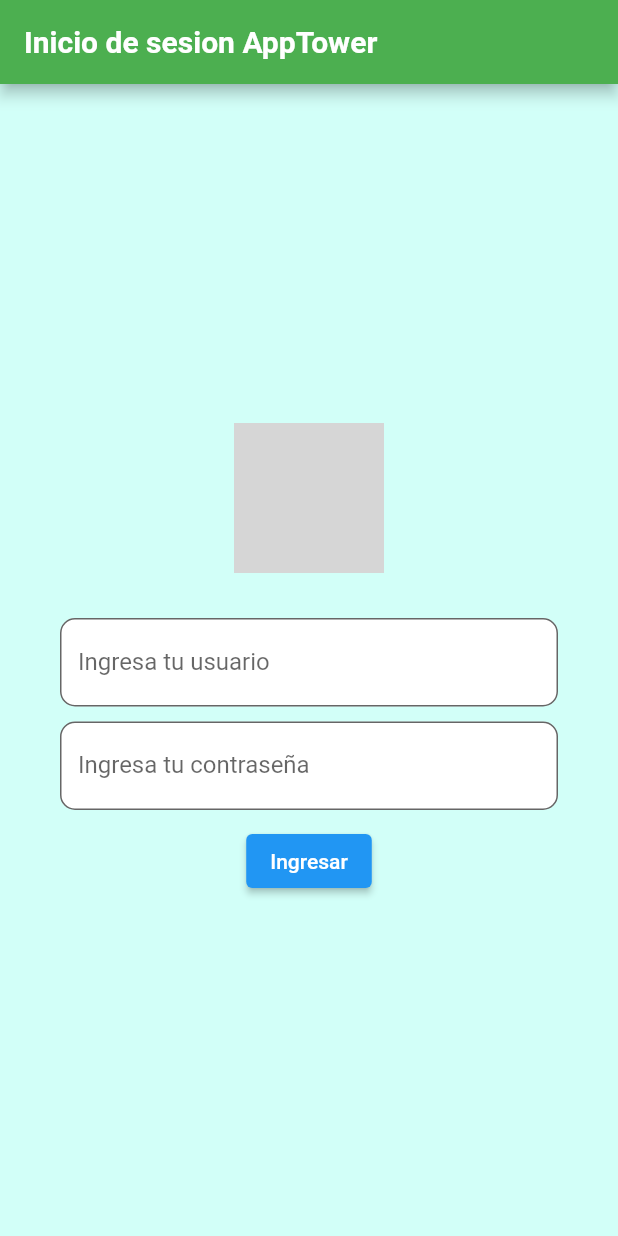
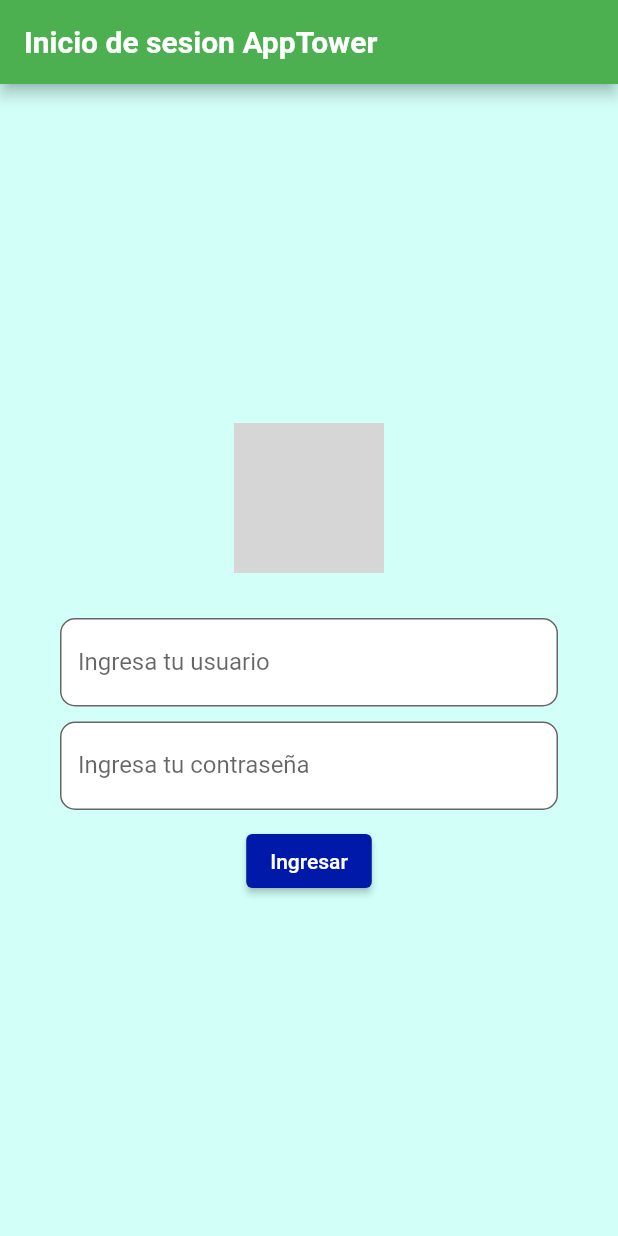
Before and after one commit to DAYORITO/consumoApiGETPOSTPUT, a Flutter app: the screen it shows after launch, on a phone screen of 412 x 824 dp. Run offline on Flutter 3.47's test engine with Material 2 defaults, Android fonts, the phone set to English and light mode, and no system bars; network calls fail; grey boxes are pictures that could not be loaded.

Commit message:
Se agrego el tema

```diff
--- a/taller_flutter2/lib/main.dart
+++ b/taller_flutter2/lib/main.dart
@@ -1,5 +1,6 @@
 import 'package:flutter/material.dart';
 import 'package:taller_flutter2/screens/login.dart';
+import 'package:taller_flutter2/themes/tema_principal.dart';
 
 void main() {
   runApp(const MainApp());
@@ -11,9 +12,10 @@ class MainApp extends StatelessWidget {
   @override
   Widget build(BuildContext context) {
 
-    return const MaterialApp(
+    return MaterialApp(
       debugShowCheckedModeBanner: false,
-      home: Scaffold(
+      theme: MyThema().lightTheme,
+      home: const Scaffold(
         body: Login()
       ),
     );
--- a/taller_flutter2/lib/screens/listar.dart
+++ b/taller_flutter2/lib/screens/listar.dart
@@ -47,7 +47,7 @@ class _UniversalApiState extends State<UniversalApi> {
             );
           } else {
             final List<Map<String, dynamic>> visitantes =
-                snapshot.data as List<Map<String, dynamic>>;
+            snapshot.data as List<Map<String, dynamic>>;
             return ConstruirListaDeCartas(visitantes: visitantes, actualizarDatos: actualizarDatos);
           }
         },
--- a/taller_flutter2/lib/screens/login.dart
+++ b/taller_flutter2/lib/screens/login.dart
@@ -61,7 +61,7 @@ class _LoginState extends State<Login> {
             )
           ),
           const SizedBox(height: 10,),
-          ElevatedButton(onPressed: (){Navigator.push(context, MaterialPageRoute(builder: (context) => const UniversalApi()));}, child: const Text("Ingresar"))
+          ElevatedButton(onPressed: (){Navigator.pushReplacement(context, MaterialPageRoute(builder: (context) => const UniversalApi()));}, child: const Text("Ingresar"))
           ]
           )
         ),
--- a/taller_flutter2/lib/services/api_service.dart
+++ b/taller_flutter2/lib/services/api_service.dart
@@ -7,10 +7,9 @@ class ApiVisitantes {
   Future<Map<String, dynamic>> fetchData(String endpoint) async {
     final response = await http.get(Uri.parse('$baseUrl/$endpoint'));
     if (response.statusCode == 200) {
+
       return jsonDecode(response.body);
     } else {
-      // Manejo de errores más detallado
-
       throw Exception('Failed to load data');
     }
   }
--- /dev/null
+++ b/taller_flutter2/lib/themes/tema_principal.dart
@@ -0,0 +1,40 @@
+import 'package:flutter/material.dart';
+
+class MyThema {
+  ThemeData get lightTheme {
+    return ThemeData(
+      primaryColor: Color.fromARGB(255, 0, 25, 168),
+      elevatedButtonTheme: ElevatedButtonThemeData(
+        style: ElevatedButton.styleFrom(
+          backgroundColor: Color.fromARGB(255, 0, 25, 168),
+        ),
+      ),
+      textButtonTheme: TextButtonThemeData(
+        style: TextButton.styleFrom(
+          backgroundColor: Color.fromARGB(255, 0, 25, 168),
+        ),
+      ),
+      outlinedButtonTheme: OutlinedButtonThemeData(
+        style: OutlinedButton.styleFrom(
+          backgroundColor: Color.fromARGB(255, 0, 25, 168),
+        ),
+      ),
+      appBarTheme: const AppBarTheme(
+        backgroundColor: Color.fromARGB(255, 0, 25, 168),
+        foregroundColor: Colors.white,
+      ),
+      floatingActionButtonTheme: const FloatingActionButtonThemeData(
+        backgroundColor: Color.fromARGB(255, 0, 25, 168),
+        foregroundColor: Colors.white,
+      ),
+      bottomNavigationBarTheme: const BottomNavigationBarThemeData(
+        backgroundColor: Color.fromARGB(255, 0, 25, 168),
+        selectedItemColor: Colors.white,
+        unselectedItemColor: Colors.white,
+      ),
+      cardTheme: const CardTheme(
+        color: Color.fromARGB(255, 222, 236, 255),
+      ),
+    );
+  }
+}
--- a/taller_flutter2/lib/witgets/cartas.dart
+++ b/taller_flutter2/lib/witgets/cartas.dart
@@ -1,5 +1,4 @@
 import 'package:flutter/material.dart';
-import 'package:taller_flutter2/screens/listar.dart';
 import 'package:taller_flutter2/witgets/modalActualizar.dart';
 
 import '../services/api_service.dart';
```
